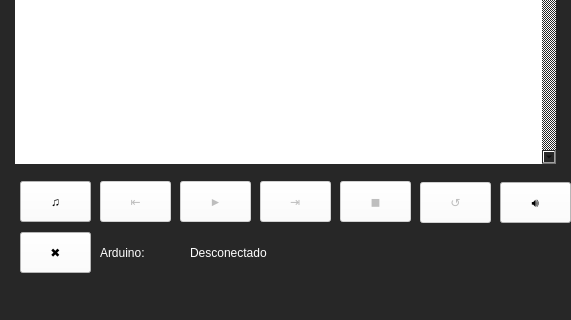
c-arlo/PIP_2024_3, file Programas/Proyecto/MusicPlayerV2.ui: the form before one commit; both pictures show x 0 to 571 and y 298 to 618 of the 673 by 618 pixel window.
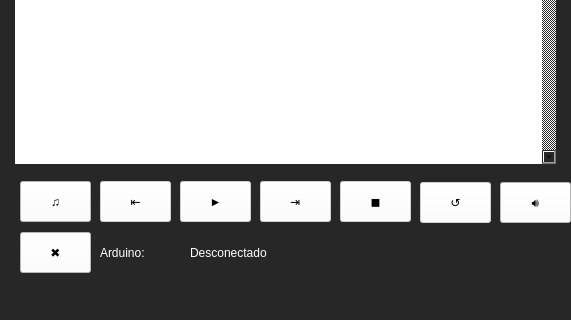
The form after the commit.

What changed in the file:
```diff
--- a/Programas/Proyecto/MusicPlayerV2.ui
+++ b/Programas/Proyecto/MusicPlayerV2.ui
@@ -116,6 +116,7 @@
     </property>
     <property name="styleSheet">
      <string notr="true">font: 75 20pt &quot;MS Shell Dlg 2&quot;;
+color: rgb(0, 0, 0);
 background-color: rgb(255, 255, 255);</string>
     </property>
     <property name="text">
@@ -136,6 +137,7 @@
     </property>
     <property name="styleSheet">
      <string notr="true">font: 75 15pt &quot;MS Shell Dlg 2&quot;;
+color: rgb(0, 0, 0);
 background-color: rgb(255, 255, 255);</string>
     </property>
     <property name="text">
@@ -156,6 +158,7 @@
     </property>
     <property name="styleSheet">
      <string notr="true">font: 75 45pt &quot;MS Shell Dlg 2&quot;;
+color: rgb(0, 0, 0);
 background-color: rgb(255, 255, 255);</string>
     </property>
     <property name="text">
@@ -176,6 +179,7 @@
     </property>
     <property name="styleSheet">
      <string notr="true">font: 75 45pt &quot;MS Shell Dlg 2&quot;;
+color: rgb(0, 0, 0);
 background-color: rgb(255, 255, 255);</string>
     </property>
     <property name="text">
@@ -412,6 +416,7 @@
     </property>
     <property name="styleSheet">
      <string notr="true">font: 75 25pt &quot;MS Shell Dlg 2&quot;;
+color: rgb(0, 0, 0);
 background-color: rgb(255, 255, 255);</string>
     </property>
     <property name="text">
```
Left out of the diff: 1 changed line with no effect on the pictures.
